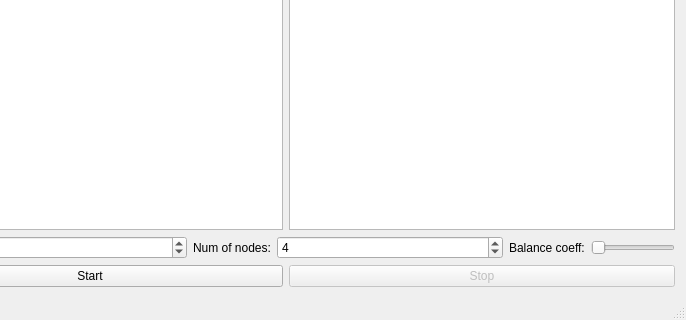
The window that picmainwindow.ui (georgy-schukin/pic-sym) describes before a commit, drawn with Qt 5; both pictures show x 114 to 800 and y 280 to 600 of the 800 by 600 pixel window.
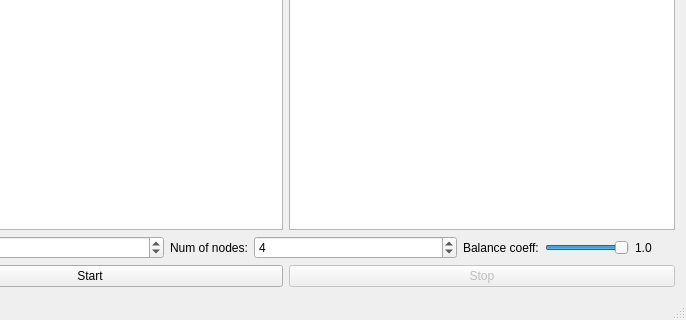
The same window after the commit.

What changed in the file:
```diff
--- a/picmainwindow.ui
+++ b/picmainwindow.ui
@@ -112,11 +112,45 @@
           <verstretch>0</verstretch>
          </sizepolicy>
         </property>
+        <property name="maximum">
+         <number>100</number>
+        </property>
+        <property name="pageStep">
+         <number>10</number>
+        </property>
+        <property name="value">
+         <number>100</number>
+        </property>
         <property name="orientation">
          <enum>Qt::Horizontal</enum>
         </property>
        </widget>
       </item>
+      <item>
+       <widget class="QLabel" name="coeffValueLabel">
+        <property name="sizePolicy">
+         <sizepolicy hsizetype="Maximum" vsizetype="Preferred">
+          <horstretch>0</horstretch>
+          <verstretch>0</verstretch>
+         </sizepolicy>
+        </property>
+        <property name="maximumSize">
+         <size>
+          <width>40</width>
+          <height>200</height>
+         </size>
+        </property>
+        <property name="baseSize">
+         <size>
+          <width>0</width>
+          <height>0</height>
+         </size>
+        </property>
+        <property name="text">
+         <string>1.0</string>
+        </property>
+       </widget>
+      </item>
      </layout>
     </item>
     <item>
```
Left out of the diff: 4 changed lines with no effect on the pictures.
